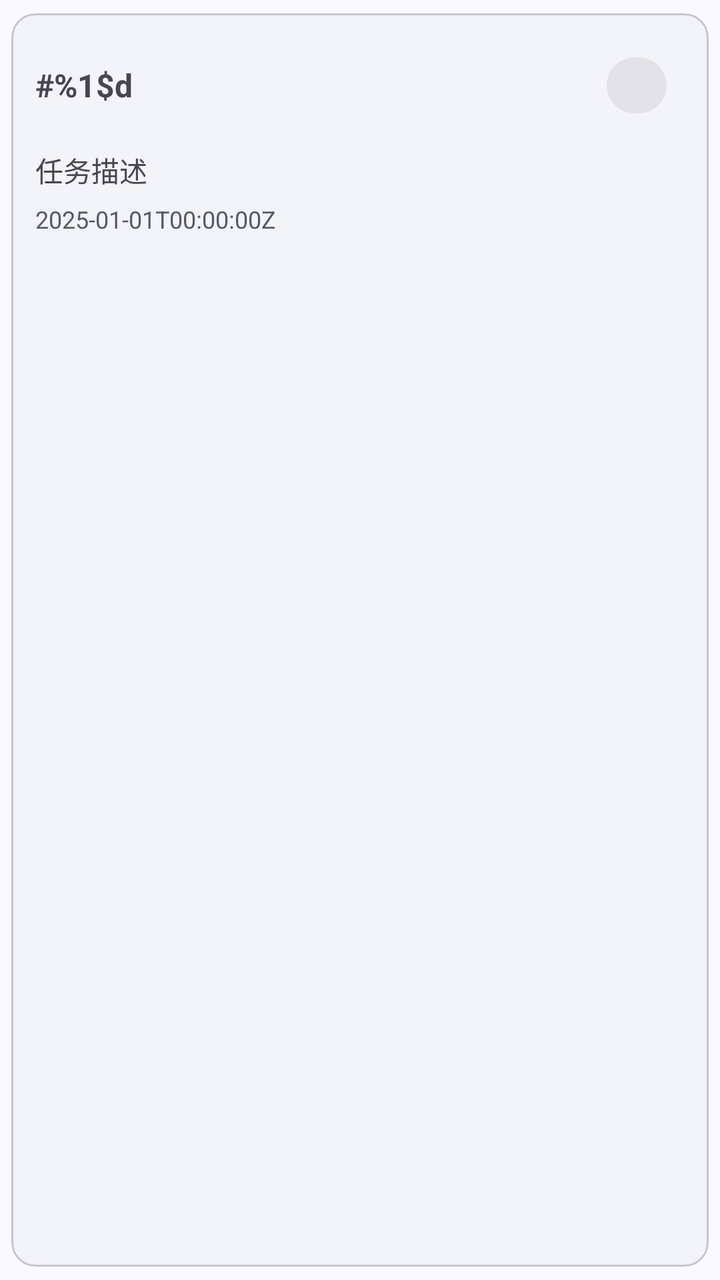
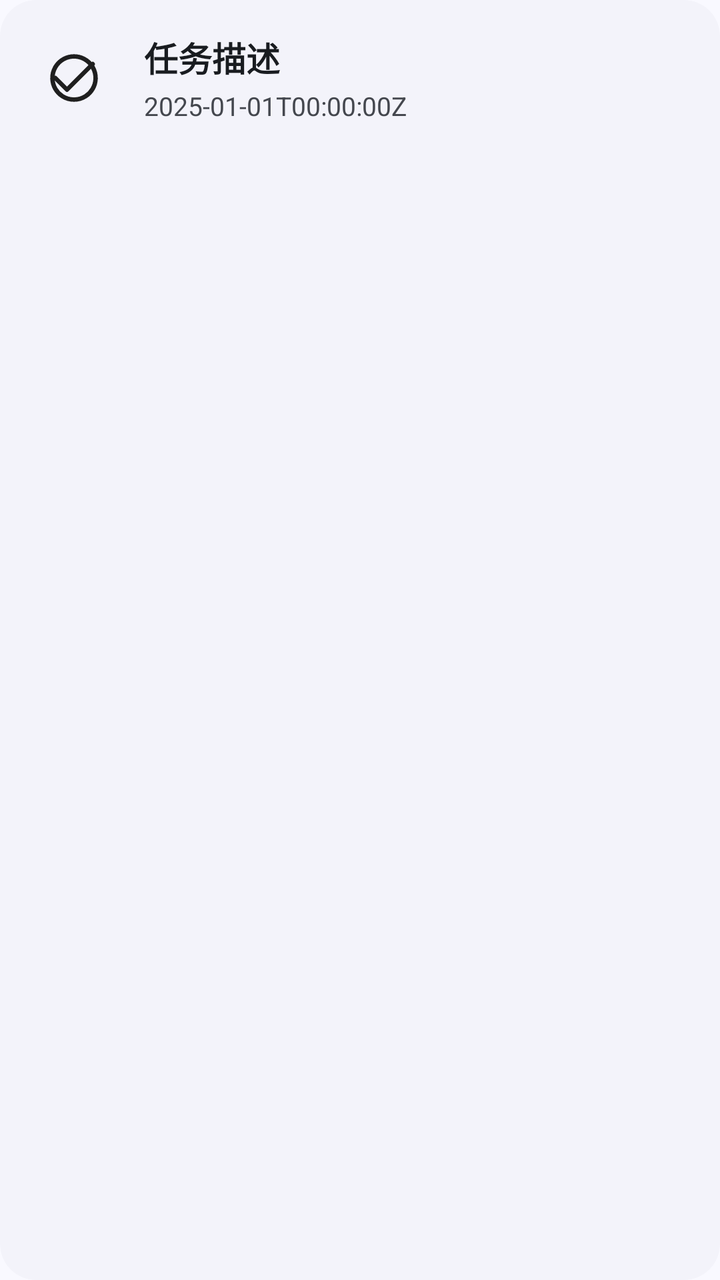

An Android layout rendered at two revisions. The XML below is the earlier revision; the diff shows what the commit changed to produce the second picture.
<!-- AndroidManifest.xml: application theme Theme.Simpfun -->
<!-- res/layout/item_task.xml -->
<?xml version="1.0" encoding="utf-8"?>
<com.google.android.material.card.MaterialCardView xmlns:android="http://schemas.android.com/apk/res/android"
    xmlns:app="http://schemas.android.com/apk/res-auto"
    android:layout_width="match_parent"
    android:layout_height="wrap_content"
    android:layout_marginStart="12dp"
    android:layout_marginEnd="12dp"
    android:layout_marginTop="8dp"
    android:layout_marginBottom="8dp"
    app:cardUseCompatPadding="true"
    app:cardBackgroundColor="@color/md_theme_surfaceContainerLow"
    app:strokeColor="@color/md_theme_outlineVariant"
    app:strokeWidth="1dp"
    app:cardCornerRadius="12dp">

    <LinearLayout
        android:layout_width="match_parent"
        android:layout_height="wrap_content"
        android:orientation="vertical"
        android:padding="12dp">

        <LinearLayout
            android:layout_width="match_parent"
            android:layout_height="wrap_content"
            android:orientation="horizontal"
            android:gravity="center_vertical">

            <TextView
                android:id="@+id/text_task_id"
                android:layout_width="0dp"
                android:layout_height="wrap_content"
                android:layout_weight="1"
                android:text="@string/task_id_format"
                android:textStyle="bold"
                android:textSize="16sp"/>

            <com.google.android.material.chip.Chip
                android:id="@+id/chip_task_status"
                style="@style/Widget.MaterialComponents.Chip.Action"
                android:layout_width="wrap_content"
                android:layout_height="wrap_content"
                android:clickable="false"
                android:checkable="false"
                app:chipMinHeight="28dp"
                app:chipStrokeWidth="0dp"
                app:chipStartPadding="8dp"
                app:chipEndPadding="8dp"/>
        </LinearLayout>

        <TextView
            android:id="@+id/text_task_comment"
            android:layout_width="match_parent"
            android:layout_height="wrap_content"
            android:text="@string/task_comment_placeholder"
            android:textSize="14sp"
            android:layout_marginTop="8dp"/>

        <TextView
            android:id="@+id/text_task_time"
            android:layout_width="match_parent"
            android:layout_height="wrap_content"
            android:text="@string/task_time_placeholder"
            android:textSize="12sp"
            android:textColor="@color/md_theme_onSurfaceVariant"
            android:alpha="0.9"
            android:layout_marginTop="6dp"/>
    </LinearLayout>
</com.google.android.material.card.MaterialCardView>
<!-- resources referenced by this layout -->
<resources>
  <color name="md_theme_onSurfaceVariant">#44474E</color>
  <color name="md_theme_outlineVariant">#C4C6D0</color>
  <color name="md_theme_surfaceContainerLow">#F3F3FA</color>
  <string name="task_comment_placeholder">任务描述</string>
  <string name="task_id_format">#%1$d</string>
  <string name="task_time_placeholder">2025-01-01T00:00:00Z</string>
  <color name="md_theme_primary">#AAC7FF</color>
  <color name="md_theme_onPrimary">#FFFFFF</color>
  <color name="md_theme_primaryContainer">#D6E3FF</color>
  <color name="md_theme_onPrimaryContainer">#284777</color>
  <color name="md_theme_secondary">#565F71</color>
  <color name="md_theme_onSecondary">#FFFFFF</color>
  <color name="md_theme_secondaryContainer">#DAE2F9</color>
  <color name="md_theme_onSecondaryContainer">#3E4759</color>
  <color name="md_theme_tertiary">#705575</color>
  <color name="md_theme_onTertiary">#FFFFFF</color>
  <color name="md_theme_tertiaryContainer">#FAD8FD</color>
  <color name="md_theme_onTertiaryContainer">#573E5C</color>
  <color name="md_theme_error">#BA1A1A</color>
  <color name="md_theme_onError">#FFFFFF</color>
  <color name="md_theme_errorContainer">#FFDAD6</color>
  <color name="md_theme_onErrorContainer">#93000A</color>
  <color name="md_theme_background">#F9F9FF</color>
  <color name="md_theme_onBackground">#191C20</color>
  <color name="md_theme_surface">#F9F9FF</color>
  <color name="md_theme_onSurface">#191C20</color>
  <color name="md_theme_surfaceVariant">#E0E2EC</color>
  <color name="md_theme_outline">#74777F</color>
  <color name="md_theme_inverseSurface">#2E3036</color>
  <color name="md_theme_inverseOnSurface">#F0F0F7</color>
  <color name="md_theme_inversePrimary">#AAC7FF</color>
  <color name="md_theme_primaryFixed">#D6E3FF</color>
  <color name="md_theme_onPrimaryFixed">#001B3E</color>
  <color name="md_theme_primaryFixedDim">#AAC7FF</color>
  <color name="md_theme_onPrimaryFixedVariant">#284777</color>
  <color name="md_theme_secondaryFixed">#DAE2F9</color>
  <color name="md_theme_onSecondaryFixed">#131C2B</color>
  <color name="md_theme_secondaryFixedDim">#BEC6DC</color>
  <color name="md_theme_onSecondaryFixedVariant">#3E4759</color>
  <color name="md_theme_tertiaryFixed">#FAD8FD</color>
  <color name="md_theme_onTertiaryFixed">#28132E</color>
  <color name="md_theme_tertiaryFixedDim">#DDBCE0</color>
  <color name="md_theme_onTertiaryFixedVariant">#573E5C</color>
  <color name="md_theme_surfaceDim">#D9D9E0</color>
  <color name="md_theme_surfaceBright">#F9F9FF</color>
  <color name="md_theme_surfaceContainerLowest">#FFFFFF</color>
  <color name="md_theme_surfaceContainer">#EDEDF4</color>
  <color name="md_theme_surfaceContainerHigh">#E7E8EE</color>
  <color name="md_theme_surfaceContainerHighest">#E2E2E9</color>
  <style name="ThemeOverlay.Simpfun.BottomSheet" parent="ThemeOverlay.MaterialComponents.BottomSheetDialog" />
  <!-- unchanged entries left out for length: 1 -->
</resources>

<!-- the commit's change to res/layout/item_task.xml (unified diff, before → after) -->
@@ -3,66 +3,69 @@
     xmlns:app="http://schemas.android.com/apk/res-auto"
     android:layout_width="match_parent"
     android:layout_height="wrap_content"
-    android:layout_marginStart="12dp"
-    android:layout_marginEnd="12dp"
-    android:layout_marginTop="8dp"
-    android:layout_marginBottom="8dp"
-    app:cardUseCompatPadding="true"
+    android:layout_marginStart="16dp"
+    android:layout_marginEnd="16dp"
+    android:layout_marginTop="6dp"
+    android:layout_marginBottom="6dp"
     app:cardBackgroundColor="@color/md_theme_surfaceContainerLow"
-    app:strokeColor="@color/md_theme_outlineVariant"
-    app:strokeWidth="1dp"
-    app:cardCornerRadius="12dp">
+    app:cardCornerRadius="18dp"
+    app:cardElevation="0dp"
+    app:strokeWidth="0dp">
 
     <LinearLayout
         android:layout_width="match_parent"
         android:layout_height="wrap_content"
-        android:orientation="vertical"
-        android:padding="12dp">
+        android:gravity="center_vertical"
+        android:minHeight="78dp"
+        android:orientation="horizontal"
+        android:paddingStart="14dp"
+        android:paddingTop="12dp"
+        android:paddingEnd="14dp"
+        android:paddingBottom="12dp">
+
+        <FrameLayout
+            android:id="@+id/layout_task_status_icon"
+            android:layout_width="46dp"
+            android:layout_height="46dp"
+            android:layout_marginEnd="12dp">
+
+            <ImageView
+                android:id="@+id/image_task_status"
+                android:layout_width="28dp"
+                android:layout_height="28dp"
+                android:layout_gravity="center"
+                android:contentDescription="@string/task_status_done"
+                android:src="@drawable/ic_check_circle_outline_24" />
+        </FrameLayout>
 
         <LinearLayout
-            android:layout_width="match_parent"
+            android:layout_width="0dp"
             android:layout_height="wrap_content"
-            android:orientation="horizontal"
-            android:gravity="center_vertical">
+            android:layout_weight="1"
+            android:gravity="center_vertical"
+            android:orientation="vertical">
 
             <TextView
-                android:id="@+id/text_task_id"
-                android:layout_width="0dp"
+                android:id="@+id/text_task_comment"
+                android:layout_width="match_parent"
                 android:layout_height="wrap_content"
-                android:layout_weight="1"
-                android:text="@string/task_id_format"
-                android:textStyle="bold"
-                android:textSize="16sp"/>
+                android:ellipsize="end"
+                android:maxLines="1"
+                android:text="@string/task_comment_placeholder"
+                android:textColor="@color/md_theme_onSurface"
+                android:textSize="17sp"
+                android:textStyle="bold" />
 
-            <com.google.android.material.chip.Chip
-                android:id="@+id/chip_task_status"
-                style="@style/Widget.MaterialComponents.Chip.Action"
-                android:layout_width="wrap_content"
+            <TextView
+                android:id="@+id/text_task_time"
+                android:layout_width="match_parent"
                 android:layout_height="wrap_content"
-                android:clickable="false"
-                android:checkable="false"
-                app:chipMinHeight="28dp"
-                app:chipStrokeWidth="0dp"
-                app:chipStartPadding="8dp"
-                app:chipEndPadding="8dp"/>
+                android:layout_marginTop="3dp"
+                android:ellipsize="end"
+                android:maxLines="1"
+                android:text="@string/task_time_placeholder"
+                android:textColor="@color/md_theme_onSurfaceVariant"
+                android:textSize="13sp" />
         </LinearLayout>
-
-        <TextView
-            android:id="@+id/text_task_comment"
-            android:layout_width="match_parent"
-            android:layout_height="wrap_content"
-            android:text="@string/task_comment_placeholder"
-            android:textSize="14sp"
-            android:layout_marginTop="8dp"/>
-
-        <TextView
-            android:id="@+id/text_task_time"
-            android:layout_width="match_parent"
-            android:layout_height="wrap_content"
-            android:text="@string/task_time_placeholder"
-            android:textSize="12sp"
-            android:textColor="@color/md_theme_onSurfaceVariant"
-            android:alpha="0.9"
-            android:layout_marginTop="6dp"/>
     </LinearLayout>
 </com.google.android.material.card.MaterialCardView>
<!-- resource entries referenced after the edit -->
@@ -3,8 +3,28 @@
   <color name="md_theme_onSurfaceVariant">#44474E</color>
   <color name="md_theme_outlineVariant">#C4C6D0</color>
   <color name="md_theme_surfaceContainerLow">#F3F3FA</color>
+  <!-- drawable ic_check_circle_outline_24 (drawable) -->
+  <?xml version="1.0" encoding="utf-8"?>
+  <vector xmlns:android="http://schemas.android.com/apk/res/android"
+      android:width="24dp"
+      android:height="24dp"
+      android:viewportWidth="24"
+      android:viewportHeight="24">
+      <path
+          android:fillColor="@android:color/transparent"
+          android:strokeColor="#1f1f1f"
+          android:strokeWidth="1.9"
+          android:strokeLineCap="round"
+          android:strokeLineJoin="round"
+          android:pathData="M20,6L9,17L4,12" />
+      <path
+          android:fillColor="@android:color/transparent"
+          android:strokeColor="#1f1f1f"
+          android:strokeWidth="1.9"
+          android:pathData="M12,2.75a9.25,9.25 0,1 0,0.01 0" />
+  </vector>
   <string name="task_comment_placeholder">任务描述</string>
-  <string name="task_id_format">#%1$d</string>
+  <string name="task_status_done">已完成</string>
   <string name="task_time_placeholder">2025-01-01T00:00:00Z</string>
   <color name="md_theme_primary">#AAC7FF</color>
   <color name="md_theme_onPrimary">#FFFFFF</color>
